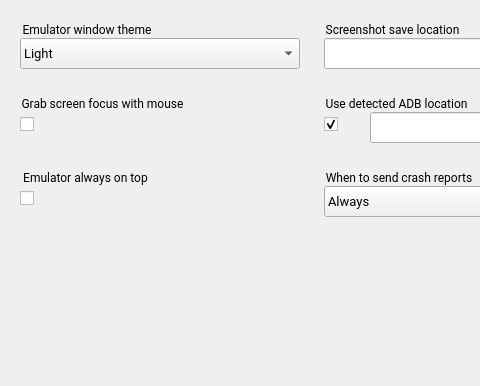
First picture: the form in android/skin/qt/extended-pages/settings-page.ui, repository aosp-mirror/platform_external_qemu, before the edit; both pictures show x 0 to 480 and y 0 to 386 of the 622 by 580 pixel window.
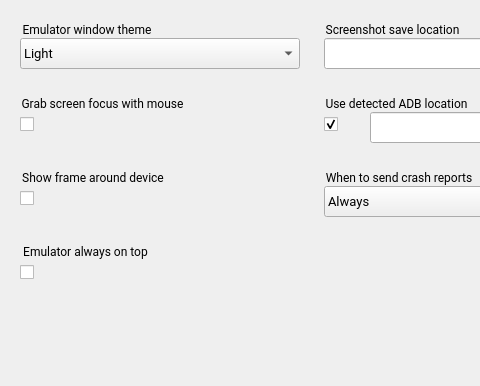
Second picture: the form after the edit. Icons and pictures are not drawn.

Commit message: [ui] Display emulated devices frameless (Not for 2.0)

Diff of the .ui file:
```diff
--- a/android/skin/qt/extended-pages/settings-page.ui
+++ b/android/skin/qt/extended-pages/settings-page.ui
@@ -41,7 +41,7 @@
    <property name="geometry">
     <rect>
      <x>20</x>
-     <y>186</y>
+     <y>260</y>
      <width>211</width>
      <height>24</height>
     </rect>
@@ -204,7 +204,7 @@
    <property name="geometry">
     <rect>
      <x>20</x>
-     <y>168</y>
+     <y>242</y>
      <width>211</width>
      <height>21</height>
     </rect>
@@ -391,6 +391,52 @@
     </property>
    </item>
   </widget>
+  <widget class="QGroupBox" name="set_frameAlwaysTitle">
+   <property name="geometry">
+    <rect>
+     <x>20</x>
+     <y>168</y>
+     <width>211</width>
+     <height>21</height>
+    </rect>
+   </property>
+   <property name="font">
+    <font>
+     <family>Roboto</family>
+    </font>
+   </property>
+   <property name="styleSheet">
+    <string notr="true">border: 0px;</string>
+   </property>
+   <property name="title">
+    <string>Show frame around device</string>
+   </property>
+   <property name="ColorGroup" stdset="0">
+    <string>Title</string>
+   </property>
+  </widget>
+  <widget class="QCheckBox" name="set_frameAlways">
+   <property name="geometry">
+    <rect>
+     <x>20</x>
+     <y>186</y>
+     <width>211</width>
+     <height>24</height>
+    </rect>
+   </property>
+   <property name="iconSize">
+    <size>
+     <width>24</width>
+     <height>24</height>
+    </size>
+   </property>
+   <property name="checked">
+    <bool>false</bool>
+   </property>
+   <property name="ColorGroup" stdset="0">
+    <string>Toggle</string>
+   </property>
+  </widget>
  </widget>
  <tabstops>
   <tabstop>set_themeBox</tabstop>
```
The commit also changes 8 other files.
